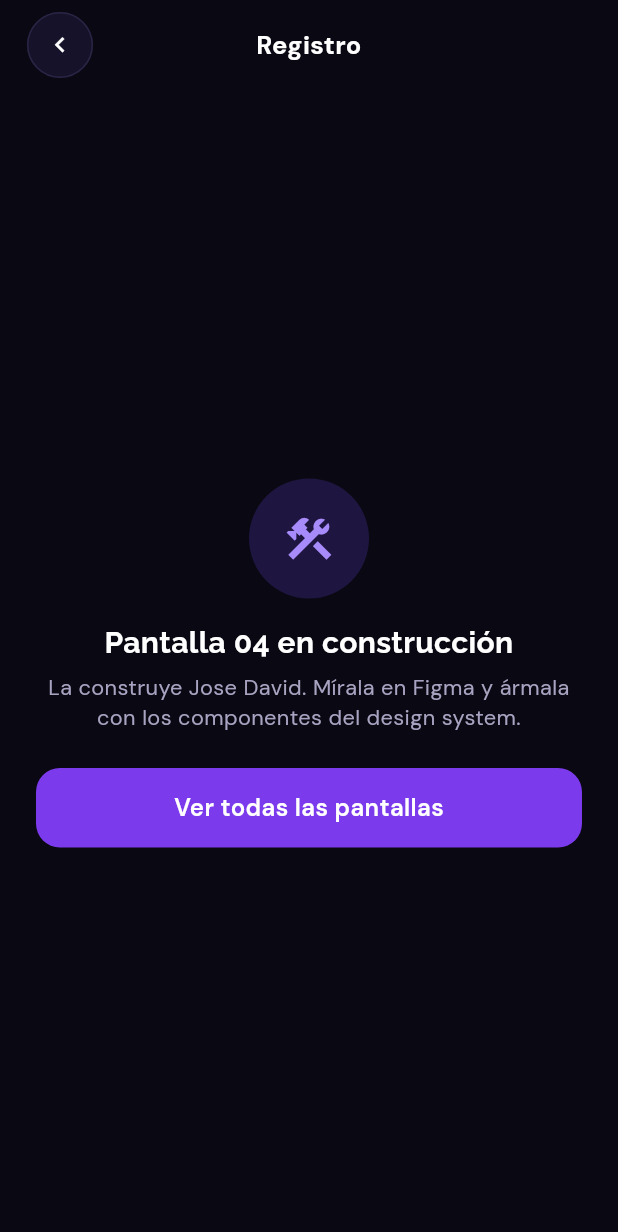
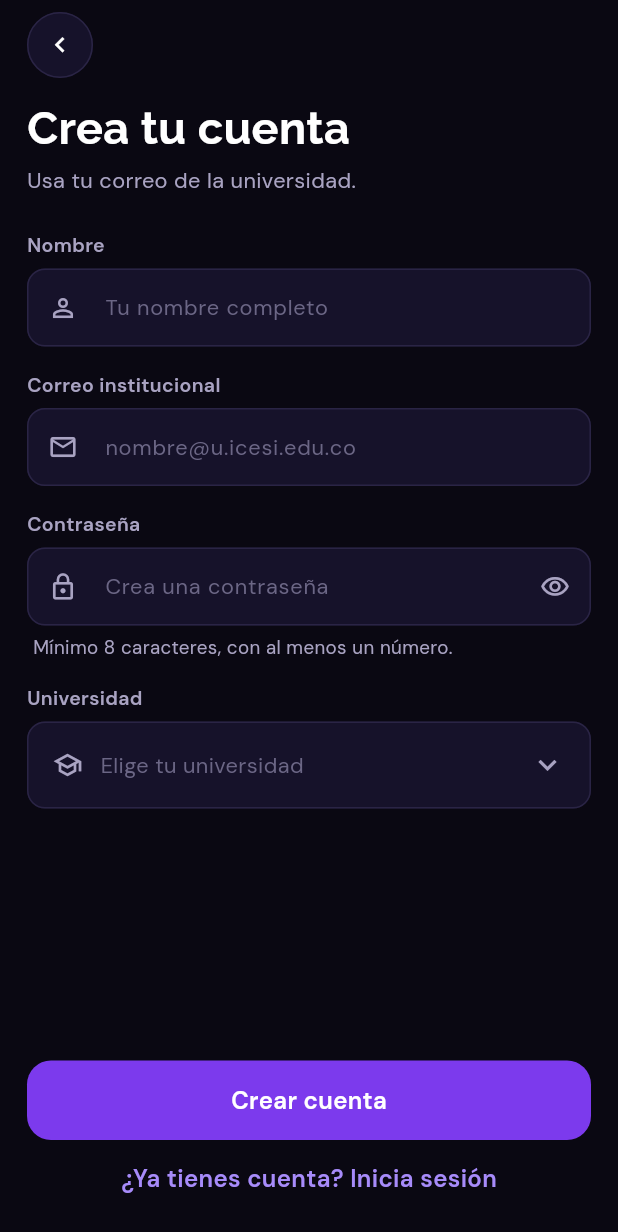
Before and after one commit to JmDavid1x/StudyFlow, a Flutter app: the screen it shows after launch, after a tap on "Saltar", on a phone screen of 412 x 824 dp. Shown: the top 1232 px of the screen. Run offline on Flutter 3.47's test engine with Material 3 defaults, Android fonts, the phone set to English and light mode, and no system bars; our stand-ins replace google_fonts.

Commit message:
feat(acceso): registro con validación y selector de universidad
Valida nombre, correo y contraseña (8 caracteres y un número) después del
primer intento. La universidad se elige en una hoja, sin desplegable.
Al crear la cuenta empieza la configuración de materias.

```diff
--- a/lib/features/auth/auth_routes.dart
+++ b/lib/features/auth/auth_routes.dart
@@ -4,6 +4,7 @@ import 'package:studyflow/core/navigation/app_routes.dart';
 import 'package:studyflow/core/navigation/placeholder_screen.dart';
 import 'package:studyflow/core/navigation/team.dart';
 import 'package:studyflow/features/auth/ui/screens/onboarding_screen.dart';
+import 'package:studyflow/features/auth/ui/screens/register_screen.dart';
 import 'package:studyflow/features/auth/ui/screens/splash_screen.dart';
 
 /// Rutas de Acceso (Jose David).
@@ -13,7 +14,7 @@ import 'package:studyflow/features/auth/ui/screens/splash_screen.dart';
 final Map<String, WidgetBuilder> authRoutes = {
   AppRoutes.splash: (_) => const SplashScreen(),
   AppRoutes.onboarding: (_) => const OnboardingScreen(),
-  AppRoutes.register: (_) => const PlaceholderScreen(figma: '04', title: 'Registro', owner: Team.p1),
+  AppRoutes.register: (_) => const RegisterScreen(),
   AppRoutes.login: (_) => const PlaceholderScreen(figma: '05', title: 'Iniciar sesión', owner: Team.p1),
   AppRoutes.forgotPassword: (_) => const PlaceholderScreen(figma: '06', title: 'Recuperar contraseña', owner: Team.p1),
   AppRoutes.emailSent: (_) => const PlaceholderScreen(figma: '07', title: 'Correo enviado', owner: Team.p1),
--- /dev/null
+++ b/lib/features/auth/ui/screens/register_screen.dart
@@ -0,0 +1,129 @@
+import 'package:flutter/material.dart';
+
+import 'package:studyflow/core/design_system/design_system.dart';
+import 'package:studyflow/core/navigation/app_routes.dart';
+import 'package:studyflow/features/auth/ui/widgets/auth_layout.dart';
+import 'package:studyflow/features/auth/ui/widgets/auth_validators.dart';
+import 'package:studyflow/features/auth/ui/widgets/university_sheet.dart';
+
+/// Registro (Figma 04): nombre, correo institucional, contraseña y
+/// universidad. Los errores aparecen después del primer intento y se
+/// actualizan mientras se escribe. Al crear la cuenta empieza la
+/// configuración inicial (Figma 08).
+class RegisterScreen extends StatefulWidget {
+  const RegisterScreen({super.key});
+
+  @override
+  State<RegisterScreen> createState() => _RegisterScreenState();
+}
+
+class _RegisterScreenState extends State<RegisterScreen> {
+  final _name = TextEditingController();
+  final _email = TextEditingController();
+  final _password = TextEditingController();
+  String? _university;
+
+  /// Los errores solo se muestran después de tocar "Crear cuenta".
+  bool _triedToSubmit = false;
+
+  @override
+  void dispose() {
+    _name.dispose();
+    _email.dispose();
+    _password.dispose();
+    super.dispose();
+  }
+
+  String? _show(String? error) => _triedToSubmit ? error : null;
+
+  String? get _nameError => AuthValidators.name(_name.text);
+  String? get _emailError => AuthValidators.email(_email.text);
+  String? get _passwordError => AuthValidators.newPassword(_password.text);
+  String? get _universityError => _university == null ? 'Elige tu universidad' : null;
+
+  void _refresh(String _) {
+    if (_triedToSubmit) setState(() {});
+  }
+
+  Future<void> _pickUniversity() async {
+    final picked = await showUniversitySheet(context, selected: _university);
+    if (picked != null) setState(() => _university = picked);
+  }
+
+  void _submit() {
+    setState(() => _triedToSubmit = true);
+    final hasErrors = [_nameError, _emailError, _passwordError, _universityError].any((e) => e != null);
+    if (hasErrors) return;
+    // Sprint 2: aquí se crea la cuenta en Supabase Auth y el perfil.
+    Navigator.pushNamedAndRemoveUntil(context, AppRoutes.setupSubjects, (_) => false);
+  }
+
+  @override
+  Widget build(BuildContext context) {
+    final passwordError = _show(_passwordError);
+    final universityError = _show(_universityError);
+
+    return AuthLayout(
+      showBack: true,
+      actions: [
+        SfButton(label: 'Crear cuenta', onPressed: _submit),
+        const SizedBox(height: SfSpacing.xxs),
+        SfButton(
+          label: '¿Ya tienes cuenta? Inicia sesión',
+          variant: SfButtonVariant.ghost,
+          onPressed: () => Navigator.pushReplacementNamed(context, AppRoutes.login),
+        ),
+      ],
+      children: [
+        const AuthHeading(title: 'Crea tu cuenta', subtitle: 'Usa tu correo de la universidad.'),
+        const SizedBox(height: SfSpacing.lg),
+        SfTextField(
+          label: 'Nombre',
+          hint: 'Tu nombre completo',
+          icon: Icons.person_outline,
+          controller: _name,
+          textCapitalization: TextCapitalization.words,
+          textInputAction: TextInputAction.next,
+          autofillHints: const [AutofillHints.name],
+          errorText: _show(_nameError),
+          onChanged: _refresh,
+        ),
+        const SizedBox(height: SfSpacing.md),
+        SfTextField(
+          label: 'Correo institucional',
+          hint: 'nombre@u.icesi.edu.co',
+          icon: Icons.mail_outline,
+          controller: _email,
+          keyboardType: TextInputType.emailAddress,
+          textInputAction: TextInputAction.next,
+          autofillHints: const [AutofillHints.email],
+          errorText: _show(_emailError),
+          onChanged: _refresh,
+        ),
+        const SizedBox(height: SfSpacing.md),
+        SfTextField(
+          label: 'Contraseña',
+          hint: 'Crea una contraseña',
+          icon: Icons.lock_outline,
+          controller: _password,
+          isPassword: true,
+          textInputAction: TextInputAction.done,
+          autofillHints: const [AutofillHints.newPassword],
+          errorText: passwordError,
+          onChanged: _refresh,
+        ),
+        if (passwordError == null)
+          const AuthFieldNote('Mínimo 8 caracteres, con al menos un número.'),
+        const SizedBox(height: SfSpacing.md),
+        SfPickerField(
+          label: 'Universidad',
+          icon: Icons.school_outlined,
+          value: _university,
+          placeholder: 'Elige tu universidad',
+          onTap: _pickUniversity,
+        ),
+        if (universityError != null) AuthFieldNote(universityError, isError: true),
+      ],
+    );
+  }
+}
--- /dev/null
+++ b/lib/features/auth/ui/widgets/auth_layout.dart
@@ -0,0 +1,98 @@
+import 'package:flutter/material.dart';
+
+import 'package:studyflow/core/design_system/design_system.dart';
+
+/// Estructura común de las pantallas de acceso: botón atrás opcional,
+/// contenido con scroll y las acciones fijas abajo, que suben con el teclado.
+class AuthLayout extends StatelessWidget {
+  const AuthLayout({
+    super.key,
+    required this.children,
+    required this.actions,
+    this.showBack = false,
+  });
+
+  final List<Widget> children;
+  final List<Widget> actions;
+  final bool showBack;
+
+  @override
+  Widget build(BuildContext context) {
+    return Scaffold(
+      body: SafeArea(
+        child: Column(
+          children: [
+            if (showBack)
+              Padding(
+                padding: const EdgeInsets.fromLTRB(SfSpacing.screen, SfSpacing.xs, SfSpacing.screen, 0),
+                child: Align(
+                  alignment: Alignment.centerLeft,
+                  child: SfIconButton(
+                    icon: Icons.chevron_left,
+                    tooltip: 'Atrás',
+                    onPressed: () => Navigator.maybePop(context),
+                  ),
+                ),
+              ),
+            Expanded(
+              child: SingleChildScrollView(
+                padding: const EdgeInsets.fromLTRB(SfSpacing.screen, SfSpacing.md, SfSpacing.screen, SfSpacing.lg),
+                child: Column(
+                  crossAxisAlignment: CrossAxisAlignment.stretch,
+                  children: children,
+                ),
+              ),
+            ),
+            Padding(
+              padding: const EdgeInsets.fromLTRB(SfSpacing.screen, SfSpacing.xs, SfSpacing.screen, SfSpacing.md),
+              child: Column(
+                mainAxisSize: MainAxisSize.min,
+                crossAxisAlignment: CrossAxisAlignment.stretch,
+                children: actions,
+              ),
+            ),
+          ],
+        ),
+      ),
+    );
+  }
+}
+
+/// Título y subtítulo de una pantalla de acceso.
+class AuthHeading extends StatelessWidget {
+  const AuthHeading({super.key, required this.title, required this.subtitle});
+
+  final String title;
+  final String subtitle;
+
+  @override
+  Widget build(BuildContext context) {
+    return Column(
+      crossAxisAlignment: CrossAxisAlignment.start,
+      children: [
+        Text(title, style: SfTypography.display),
+        const SizedBox(height: SfSpacing.xs),
+        Text(subtitle, style: SfTypography.body.copyWith(color: SfColors.textSecondary)),
+      ],
+    );
+  }
+}
+
+/// Mensaje de error o de ayuda debajo de un campo.
+class AuthFieldNote extends StatelessWidget {
+  const AuthFieldNote(this.text, {super.key, this.isError = false});
+
+  final String text;
+  final bool isError;
+
+  @override
+  Widget build(BuildContext context) {
+    return Padding(
+      padding: const EdgeInsets.only(top: SfSpacing.xs - 2, left: SfSpacing.xxs),
+      child: Text(
+        text,
+        style: SfTypography.caption.copyWith(color: isError ? SfColors.danger : SfColors.textSecondary),
+      ),
+    );
+  }
+}
--- /dev/null
+++ b/lib/features/auth/ui/widgets/auth_validators.dart
@@ -0,0 +1,30 @@
+/// Reglas de los formularios de acceso. Devuelven el mensaje de error, o
+/// null si el valor está bien. Son Dart puro para poder probarlas solas.
+abstract final class AuthValidators {
+  static String? name(String value) =>
+      value.trim().isEmpty ? 'Escribe tu nombre' : null;
+
+  static String? email(String value) {
+    final text = value.trim();
+    if (text.isEmpty) return 'Escribe tu correo';
+    final at = text.indexOf('@');
+    final domain = at < 1 ? '' : text.substring(at + 1);
+    if (at < 1 || !domain.contains('.') || domain.endsWith('.')) {
+      return 'Revisa el correo, por ejemplo nombre@u.icesi.edu.co';
+    }
+    return null;
+  }
+
+  /// Contraseña nueva: mínimo 8 caracteres y al menos un número.
+  static String? newPassword(String value) {
+    if (value.isEmpty) return 'Escribe una contraseña';
+    if (value.length < 8 || !value.contains(RegExp(r'[0-9]'))) {
+      return 'Mínimo 8 caracteres, con al menos un número';
+    }
+    return null;
+  }
+
+  /// Contraseña al iniciar sesión: solo que no esté vacía.
+  static String? password(String value) =>
+      value.isEmpty ? 'Escribe tu contraseña' : null;
+}
--- /dev/null
+++ b/lib/features/auth/ui/widgets/university_sheet.dart
@@ -0,0 +1,38 @@
+import 'package:flutter/material.dart';
+
+import 'package:studyflow/core/design_system/design_system.dart';
+
+/// Universidades de Cali que se ofrecen en el registro. En el Sprint 2 salen
+/// de la tabla universidades de Supabase.
+const universities = <String>[
+  'Universidad Icesi',
+  'Pontificia Universidad Javeriana Cali',
+  'Universidad del Valle',
+  'Universidad Autónoma de Occidente',
+  'Universidad de San Buenaventura Cali',
+];
+
+/// Hoja para elegir la universidad (reemplaza al desplegable del prototipo).
+/// Devuelve la elegida, o null si se cierra sin elegir.
+Future<String?> showUniversitySheet(BuildContext context, {String? selected}) {
+  return showSfBottomSheet<String>(
+    context,
+    builder: (sheetContext) => Column(
+      mainAxisSize: MainAxisSize.min,
+      crossAxisAlignment: CrossAxisAlignment.stretch,
+      children: [
+        Text('Elige tu universidad', textAlign: TextAlign.center, style: SfTypography.h2),
+        const SizedBox(height: SfSpacing.md),
+        SfOptionCards<String>(
+          columns: 1,
+          selected: selected,
+          onChanged: (value) => Navigator.pop(sheetContext, value),
+          options: [
+            for (final name in universities)
+              SfOption(value: name, label: name, icon: Icons.school_outlined),
+          ],
+        ),
+      ],
+    ),
+  );
+}
```
